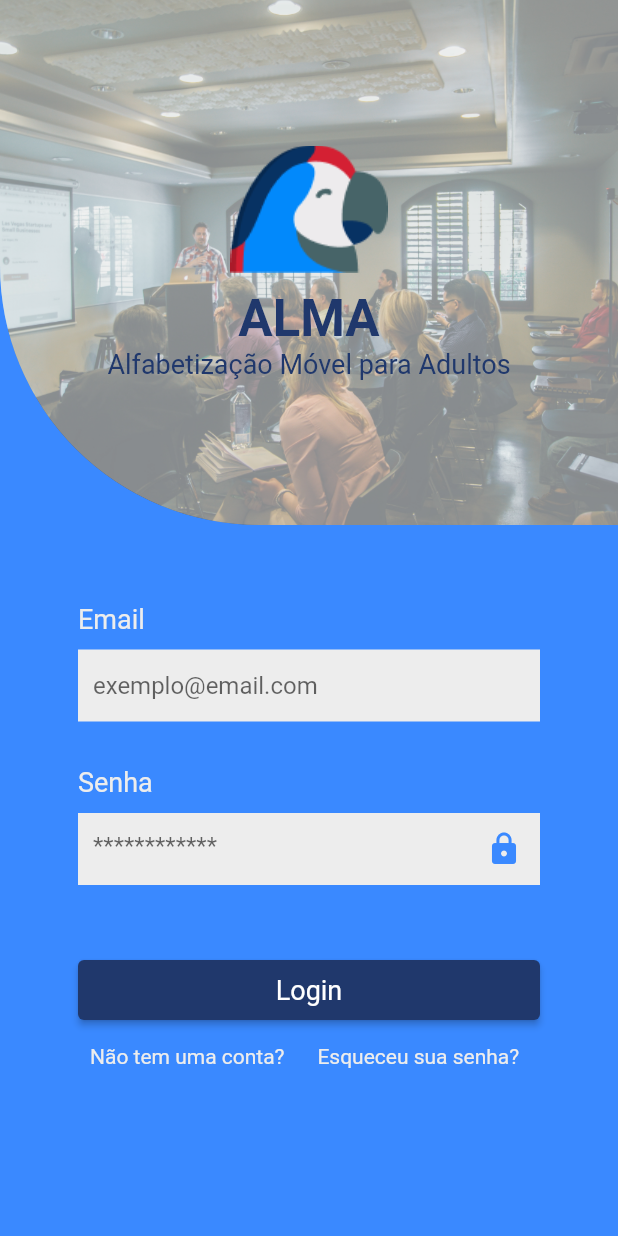
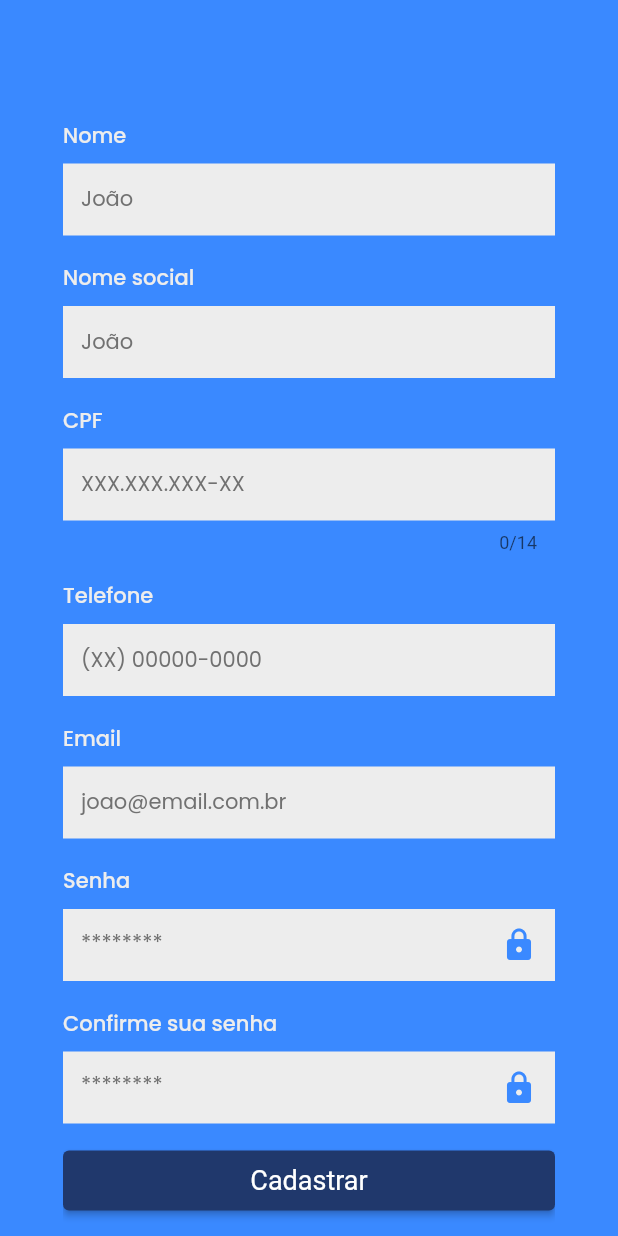
Before and after one commit to Alma-Fatec/mobile-alma, a Flutter app: the screen it shows after launch, after a tap on "Não tem uma conta?", on a phone screen of 412 x 824 dp. Run offline on Flutter 3.47's test engine with Material 2 defaults, Android fonts, the phone set to English and light mode, and no system bars; our stand-ins replace flutter_multi_formatter, shared_preferences; missing offline and left inert: cpf_cnpj_validator.

Commit message:
feat: create user signup page

```diff
--- /dev/null
+++ b/lib/blocs/signup_bloc.dart
@@ -0,0 +1,25 @@
+import 'dart:async';
+
+import 'package:alma/models/user/User.dart';
+import 'package:alma/repositories/user_repository.dart';
+
+class SignupBloc {
+  final streamController = StreamController<bool>();
+  final toastController = StreamController<String>();
+
+  Future signup(User user) async {
+    try {
+      streamController.sink.add(true);
+
+      final UserRepository _repository = UserRepository();
+      await _repository.signup(user);
+
+      streamController.sink.add(false);
+      toastController.sink.add("Cadastro realizado com sucesso");
+    } catch (e) {
+      streamController.sink.add(false);
+      toastController.sink.add(e.toString());
+      rethrow;
+    }
+  }
+}
--- a/lib/pages/login_page.dart
+++ b/lib/pages/login_page.dart
@@ -1,5 +1,6 @@
 import 'package:alma/blocs/login_bloc.dart';
 import 'package:alma/pages/home_page/home_page.dart';
+import 'package:alma/pages/signup_page/signup_page.dart';
 import 'package:alma/utils/colors.dart';
 import 'package:alma/utils/nav.dart';
 import 'package:alma/widgets/custom_button.dart';
@@ -134,7 +135,7 @@ class _FormLoginState extends State<FormLogin> {
               mainAxisAlignment: MainAxisAlignment.spaceBetween,
               children: [
                 TextButton(
-                  onPressed: () {},
+                  onPressed: () => push(context, const SignupPage()),
                   child: const CustomText(
                     text: 'Não tem uma conta?',
                     color: AlmaColors.whiteAlma,
--- /dev/null
+++ b/lib/pages/signup_page/signup_page.dart
@@ -0,0 +1,38 @@
+import 'package:alma/pages/signup_page/widgets/signup_form_widget.dart';
+import 'package:alma/utils/colors.dart';
+import 'package:alma/widgets/custom_text.dart';
+import 'package:flutter/material.dart';
+
+class SignupPage extends StatelessWidget {
+  const SignupPage({Key? key}) : super(key: key);
+
+  @override
+  Widget build(BuildContext context) {
+    return Scaffold(
+      backgroundColor: AlmaColors.blueAlma,
+      body: Container(
+        padding: const EdgeInsets.only(left: 42, right: 42),
+        child: SingleChildScrollView(
+          child: Column(
+            crossAxisAlignment: CrossAxisAlignment.start,
+            children: [
+              const SizedBox(height: 48),
+              const SignupForm(),
+              GestureDetector(
+                onTap: () => Navigator.of(context).pop(),
+                child: const CustomText(
+                  text: "Já tem uma conta? Faça login",
+                  fontFamily: "Poppins",
+                  fontWeight: FontWeight.w400,
+                  fontSize: 12,
+                  color: AlmaColors.whiteAlma,
+                ),
+              ),
+              const SizedBox(height: 32),
+            ],
+          ),
+        ),
+      ),
+    );
+  }
+}
--- /dev/null
+++ b/lib/pages/signup_page/widgets/signup_form_widget.dart
@@ -0,0 +1,181 @@
+import 'package:alma/blocs/signup_bloc.dart';
+import 'package:alma/models/user/User.dart';
+import 'package:alma/utils/colors.dart';
+import 'package:alma/utils/snackbar.dart';
+import 'package:alma/widgets/custom_button.dart';
+import 'package:alma/widgets/custom_text.dart';
+import 'package:alma/widgets/custom_text_form_field.dart';
+import 'package:cpf_cnpj_validator/cpf_validator.dart';
+import 'package:flutter/material.dart';
+import 'package:flutter_multi_formatter/flutter_multi_formatter.dart';
+
+class SignupForm extends StatefulWidget {
+  const SignupForm({Key? key}) : super(key: key);
+
+  @override
+  State<SignupForm> createState() => _SignupFormState();
+}
+
+class _SignupFormState extends State<SignupForm> {
+  final TextEditingController? nameController = TextEditingController();
+  final TextEditingController? socialnameController = TextEditingController();
+  final TextEditingController? cpfController = TextEditingController();
+  final TextEditingController? phoneController = TextEditingController();
+  final TextEditingController? emailController = TextEditingController();
+  final TextEditingController? passwordController = TextEditingController();
+  final TextEditingController? checkPasswordController =
+      TextEditingController();
+  final GlobalKey<FormState> _formKey = GlobalKey<FormState>();
+  final SignupBloc _bloc = SignupBloc();
+
+  @override
+  Widget build(BuildContext context) {
+    return Form(
+      key: _formKey,
+      child: Column(
+        children: [
+          const SizedBox(height: 32),
+          CustomTextFormField(
+            label: "Nome",
+            hint: "João",
+            textEditingController: nameController,
+            validator: (value) =>
+                _checkValueIsNotEmpty(value, "Digite seu nome completo"),
+          ),
+          const SizedBox(height: 18),
+          CustomTextFormField(
+            label: "Nome social",
+            hint: "João",
+            textEditingController: socialnameController,
+          ),
+          const SizedBox(height: 18),
+          CustomTextFormField(
+            label: "CPF",
+            hint: "XXX.XXX.XXX-XX",
+            textEditingController: cpfController,
+            validator: _checkCpf,
+            keyboardType: TextInputType.number,
+            maxLength: 14,
+            inputFormatters: [
+              MaskedInputFormatter("000.000.000-00"),
+            ],
+          ),
+          const SizedBox(height: 18),
+          CustomTextFormField(
+            label: "Telefone",
+            hint: "(XX) 00000-0000",
+            textEditingController: phoneController,
+            validator: (value) =>
+                _checkValueIsNotEmpty(value, "Digite seu telefone"),
+            keyboardType: TextInputType.phone,
+            inputFormatters: [PhoneInputFormatter()],
+          ),
+          const SizedBox(height: 18),
+          CustomTextFormField(
+            label: "Email",
+            hint: "joao@email.com.br",
+            textEditingController: emailController,
+            validator: (value) =>
+                _checkValueIsNotEmpty(value, "Digite seu email"),
+            keyboardType: TextInputType.emailAddress,
+          ),
+          const SizedBox(height: 18),
+          CustomTextFormField(
+            label: "Senha",
+            hint: "********",
+            textEditingController: passwordController,
+            validator: (value) =>
+                _checkValueIsNotEmpty(value, "Digite sua senha"),
+            keyboardType: TextInputType.text,
+            suffixIcon: const Icon(
+              Icons.lock,
+              color: AlmaColors.blueAlma,
+              size: 24,
+            ),
+            obscureText: true,
+          ),
+          const SizedBox(height: 18),
+          CustomTextFormField(
+            label: "Confirme sua senha",
+            hint: "********",
+            textEditingController: checkPasswordController,
+            validator: (value) =>
+                _checkValueIsNotEmpty(value, "Digite sua senha"),
+            keyboardType: TextInputType.text,
+            suffixIcon: const Icon(
+              Icons.lock,
+              color: AlmaColors.blueAlma,
+              size: 24,
+            ),
+            obscureText: true,
+          ),
+          const SizedBox(height: 18),
+          StreamBuilder<bool>(
+            stream: _bloc.streamController.stream,
+            initialData: false,
+            builder: (context, snapshot) {
+              return CustomButton(
+                onPressed: () => _sigup(context),
+                child: const CustomText(text: "Cadastrar"),
+                showProgress: snapshot.data!,
+                color: AlmaColors.darkBlueAlma,
+              );
+            },
+          ),
+          const SizedBox(height: 18),
+        ],
+      ),
+    );
+  }
+
+  String? _checkValueIsNotEmpty(value, String msg) {
+    if (value == null || value.isEmpty) {
+      return msg;
+    }
+    return null;
+  }
+
+  String? _checkCpf(String? value) {
+    if (value == null || value.isEmpty) {
+      return "Digite seu CPF";
+    }
+
+    if (!CPFValidator.isValid(value)) {
+      return "Digite um CPF válido";
+    }
+
+    return null;
+  }
+
+  _sigup(BuildContext context) async {
+    bool formOk = _formKey.currentState!.validate();
+
+    if (!formOk) {
+      return;
+    }
+
+    try {
+      User user = _fillUserModel();
+      await _bloc.signup(user);
+      Navigator.of(context).pop();
+      showSnackbar(context, "Cadastro realizado com sucesso");
+    } on Exception catch (e) {
+      showSnackbar(context, e.toString().replaceAll("Exception: ", ""));
+    }
+  }
+
+  User _fillUserModel() {
+    return User(
+      id: "",
+      name: nameController!.text,
+      socialName: socialnameController!.text,
+      email: emailController!.text,
+      password: passwordController!.text,
+      phone: phoneController!.text,
+      cpf: cpfController!.text,
+      isActive: true,
+      createdAt: DateTime.now().toIso8601String(),
+      updatedAt: DateTime.now().toIso8601String(),
+    );
+  }
+}
--- /dev/null
+++ b/lib/repositories/user_repository.dart
@@ -0,0 +1,28 @@
+import 'dart:convert';
+import 'dart:developer';
+
+import 'package:alma/models/user/User.dart';
+import 'package:http/http.dart' as http;
+import 'package:alma/utils/url.dart' as url;
+
+class UserRepository {
+  Future<bool> signup(User user) async {
+    try {
+      final response = await http.post(
+        Uri.parse(url.user),
+        body: jsonEncode(user.toJson()),
+        headers: {"Content-Type": "application/json"},
+      );
+
+      if (response.statusCode != 201) {
+        String serverMsg = jsonDecode(response.body)["error"];
+        log(serverMsg);
+        throw Exception("$serverMsg: ${response.statusCode}");
+      }
+
+      return true;
+    } catch (e) {
+      rethrow;
+    }
+  }
+}
--- /dev/null
+++ b/lib/utils/snackbar.dart
@@ -0,0 +1,9 @@
+import 'package:flutter/material.dart';
+
+showSnackbar(BuildContext context, String mensagem) {
+  ScaffoldMessenger.of(context).showSnackBar(
+    SnackBar(
+      content: Text(mensagem),
+    ),
+  );
+}
--- a/lib/utils/url.dart
+++ b/lib/utils/url.dart
@@ -1,3 +1,4 @@
 // TODO: adicionar essas informações em um arquivo .env
 const String baseUrl = 'https://backend-alma.herokuapp.com';
 const String session = '$baseUrl/session/login';
+const String user = '$baseUrl/users';
--- /dev/null
+++ b/lib/widgets/custom_text_form_field.dart
@@ -0,0 +1,70 @@
+import 'package:alma/utils/colors.dart';
+import 'package:alma/widgets/custom_text.dart';
+import 'package:flutter/material.dart';
+import 'package:flutter/services.dart';
+
+class CustomTextFormField extends StatelessWidget {
+  final String? label;
+  final String? hint;
+  final TextEditingController? textEditingController;
+  final String? Function(String?)? validator;
+  final TextInputType? keyboardType;
+  final Icon? suffixIcon;
+  final bool obscureText;
+  final int? maxLength;
+  final Function(String?)? onChanged;
+  final List<TextInputFormatter>? inputFormatters;
+
+  const CustomTextFormField({
+    Key? key,
+    @required this.label,
+    @required this.hint,
+    @required this.textEditingController,
+    this.validator,
+    this.keyboardType,
+    this.suffixIcon,
+    this.obscureText = false,
+    this.maxLength,
+    this.onChanged,
+    this.inputFormatters
+  }) : super(key: key);
+
+  @override
+  Widget build(BuildContext context) {
+    return Column(
+      crossAxisAlignment: CrossAxisAlignment.start,
+      children: [
+        CustomText(
+          text: label ?? "Undefined",
+          color: AlmaColors.whiteAlma,
+          fontSize: 14,
+          fontWeight: FontWeight.w500,
+          fontFamily: "Poppins",
+        ),
+        const SizedBox(height: 8),
+        TextFormField(
+          inputFormatters: inputFormatters,
+          maxLength: maxLength,
+          controller: textEditingController,
+          validator: validator,
+          onChanged: onChanged,
+          decoration: InputDecoration(
+            filled: true,
+            fillColor: AlmaColors.whiteAlma,
+            hintStyle: const TextStyle(
+              fontFamily: "Poppins",
+              fontWeight: FontWeight.w400,
+              fontSize: 14,
+              color: Color(0xFF717171)
+            ),
+            hintText: hint,
+            border: InputBorder.none,
+            suffixIcon: suffixIcon,
+          ),
+          keyboardType: keyboardType,
+          obscureText: obscureText,
+        ),
+      ],
+    );
+  }
+}
--- a/pubspec.yaml
+++ b/pubspec.yaml
@@ -16,6 +16,8 @@ dependencies:
   http: ^0.13.4
   json_annotation: ^4.6.0
   shared_preferences: ^2.0.15
+  flutter_multi_formatter: ^2.6.0
+  cpf_cnpj_validator: ^2.0.0
 
 dev_dependencies:
   flutter_test:
```
Also changed, not shown: pubspec.lock.
